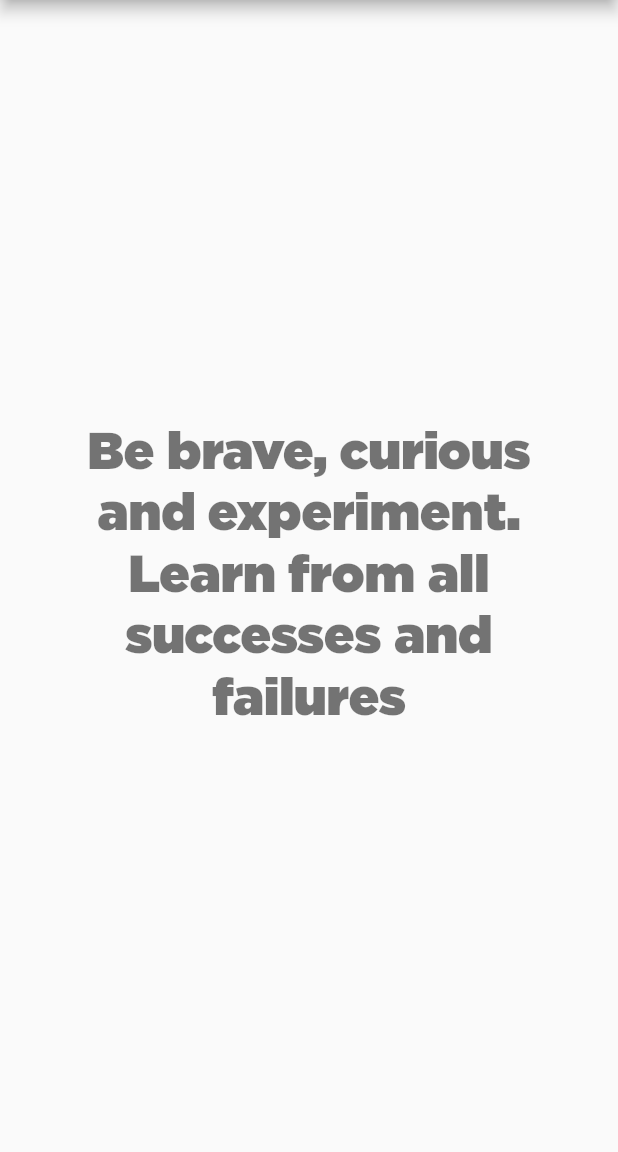
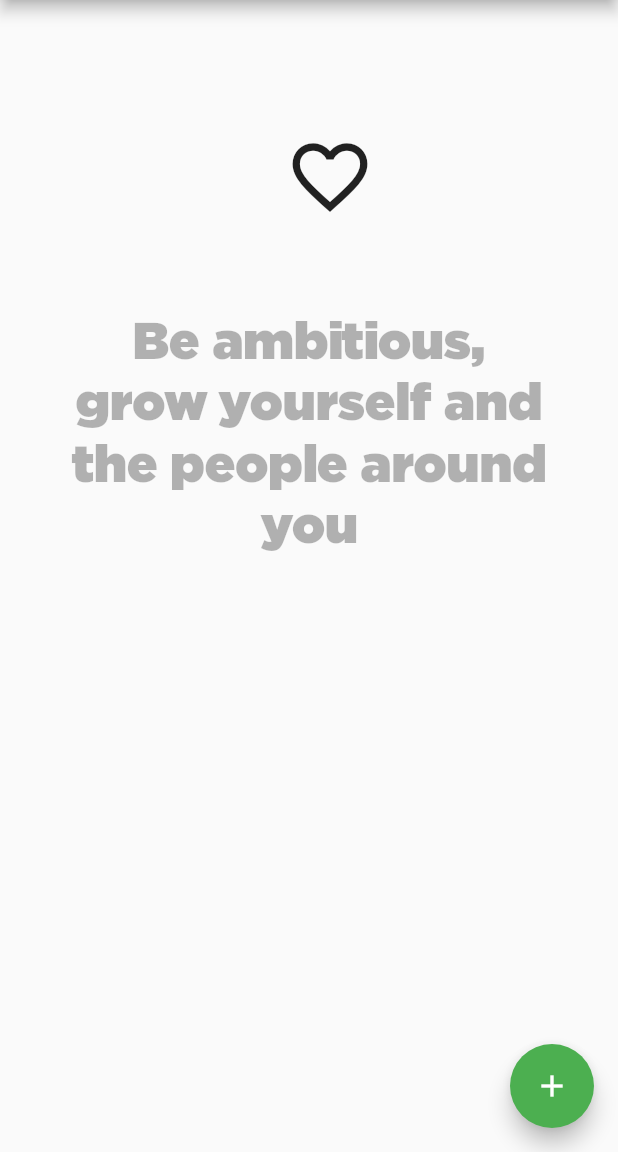
Before and after one commit to erfactor/flutter-quotes-app, a Flutter app: the screen it shows after launch, on a phone screen of 412 x 824 dp, the part 84-1236 px from its top. Run offline on Flutter 3.47's test engine with Material 2 defaults, Android fonts, the phone set to English and light mode, and no system bars; our stand-ins replace flutter_bloc, shared_preferences; generated files the repository leaves out were written again.

Commit message:
Text animation, main layout, saving data in json, Quote class
Signed-off-by: Rafal Chabasinski <r.chabasinski@student.mini.pw.edu.pl>

```diff
--- a/lib/blocs/home_bloc.dart
+++ b/lib/blocs/home_bloc.dart
@@ -9,9 +9,10 @@ abstract class HomeState {}
 class HomeLoadingState extends HomeState {}
 
 class QuoteLoadedState extends HomeState {
-  final String quote;
+  final String oldQuote;
+  final String newQuote;
 
-  QuoteLoadedState(this.quote);
+  QuoteLoadedState(this.oldQuote, this.newQuote);
 }
 
 class LoadHomeEvent extends HomeEvent {}
@@ -22,18 +23,31 @@ class QuoteLoadedEvent extends HomeEvent {
   QuoteLoadedEvent(this.quote);
 }
 
+class NewQuoteEvent extends HomeEvent {
+  final String quote;
+
+  NewQuoteEvent(this.quote);
+}
+
 class HomeBloc extends Bloc<HomeEvent, HomeState> {
-  HomeBloc() : super(HomeLoadingState());
+  QuoteService _quoteService;
+
+  HomeBloc() : super(HomeLoadingState()){
+    _quoteService = QuoteService.get();
+  }
 
   @override
   Stream<HomeState> mapEventToState(HomeEvent event) async* {
     if (event is LoadHomeEvent) {
       yield HomeLoadingState();
-      QuoteService.get().getQuotes().listen((quote) {
+      _quoteService.getQuotes().listen((quote) {
         add(QuoteLoadedEvent(quote));
       });
     } else if (event is QuoteLoadedEvent) {
-      yield QuoteLoadedState(event.quote);
+      var oldQuote = state is QuoteLoadedState ? (state as QuoteLoadedState).newQuote : "";
+      yield QuoteLoadedState(oldQuote, event.quote);
+    } else if (event is NewQuoteEvent) {
+      await _quoteService.addNewQuote(event.quote);
     }
   }
 }
--- /dev/null
+++ b/lib/models/quote.dart
@@ -0,0 +1,16 @@
+import 'package:json_annotation/json_annotation.dart';
+
+part 'quote.g.dart';
+
+//This uses json generator from https://pub.dev/packages/json_serializable
+@JsonSerializable()
+class Quote{
+  final int id;
+  final String content;
+  bool isFavorite;
+
+  Quote(this.id, this.content, {this.isFavorite = false});
+
+  factory Quote.fromJson(Map<String, dynamic> json) => _$QuoteFromJson(json);
+  Map<String, dynamic> toJson() => _$QuoteToJson(this);
+}
--- a/lib/pages/home_page.dart
+++ b/lib/pages/home_page.dart
@@ -1,4 +1,6 @@
 import 'package:flutter/material.dart';
+import 'package:flutter/physics.dart';
+import 'package:flutter/widgets.dart';
 import 'package:flutter_bloc/flutter_bloc.dart';
 import 'package:netguru/blocs/home_bloc.dart';
 import 'package:netguru/exceptions/UnknownStateException.dart';
@@ -10,14 +12,19 @@ class HomePage extends StatefulWidget {
   _HomePageState createState() => _HomePageState();
 }
 
-class _HomePageState extends State<HomePage> with WidgetsBindingObserver {
+class _HomePageState extends State<HomePage>
+    with SingleTickerProviderStateMixin {
   HomeBloc _bloc;
+  AnimationController _controller;
 
   @override
   void initState() {
     super.initState();
     _bloc = HomeBloc();
     _bloc.add(LoadHomeEvent());
+
+    _controller =
+        AnimationController(vsync: this, duration: Duration(milliseconds: 700));
   }
 
   @override
@@ -36,25 +43,90 @@ class _HomePageState extends State<HomePage> with WidgetsBindingObserver {
   }
 
   Widget _buildLayout(QuoteLoadedState state) {
+    _controller.reset();
+    _controller.forward();
+    var textColor = Theme.of(context).textTheme.headline4.color;
+
+    return AnimatedBuilder(
+      animation: _controller,
+      builder: (context, _) {
         return Scaffold(
+          floatingActionButton: FloatingActionButton(
+            onPressed: () {
+              // TODO Add new quote modal with snackbar on save
+              _bloc.add(NewQuoteEvent("super quotation just added"));
+            },
+            child: Icon(Icons.add),
+          ),
           appBar: AppBar(
             title: Text("Netguru Core Values"),
           ),
           body: Center(
             child: Column(
-          mainAxisAlignment: MainAxisAlignment.center,
               children: <Widget>[
-            FractionallySizedBox(widthFactor: 0.8,
-                child: Text(
-                  state.quote,
-                  textAlign: TextAlign.center,
-                  style: Theme.of(context).textTheme.headline4.copyWith(
-                    fontFamily: 'Gotham'
-                  )
+                Container(height: 80,),
+                IconButton(
+                  icon: Icon(
+                    Icons.favorite_border,
+                    size: 60,
+                  ),
+                  onPressed: () {
+                    // TODO add favorite
+                  },
+                ),
+                Container(height: 80,),
+                FractionallySizedBox(
+                    widthFactor: 0.8,
+                    child: Stack(
+                      children: [
+                        _fadingText(context, state.oldQuote, [
+                          0,
+                          _controller.value,
+                          0.5 + _controller.value * 2
+                        ], [
+                          Colors.transparent,
+                          Colors.transparent,
+                          textColor
+                        ]),
+                        _fadingText(context, state.newQuote, [
+                          0,
+                          _controller.value,
+                          _controller.value,
+                          1
+                        ], [
+                          textColor,
+                          textColor,
+                          Colors.transparent,
+                          Colors.transparent
+                        ]),
+                      ],
                     )),
               ],
             ),
           ),
         );
+      },
+    );
+  }
+
+  Widget _fadingText(BuildContext context, String text, List<double> stops,
+      List<Color> colors) {
+    return ShaderMask(
+      blendMode: BlendMode.srcIn,
+      shaderCallback: (Rect rect) {
+        return LinearGradient(
+          stops: stops,
+          colors: colors,
+          begin: Alignment.centerLeft,
+          end: Alignment.centerRight,
+        ).createShader(rect);
+      },
+      child: Text(text,
+          textAlign: TextAlign.center,
+          style: Theme.of(context)
+              .textTheme
+              .headline4
+              .copyWith(fontFamily: 'Gotham')),
+    );
   }
 }
--- a/lib/services/quote_service.dart
+++ b/lib/services/quote_service.dart
@@ -1,33 +1,55 @@
+import 'dart:collection';
+import 'dart:convert';
 import 'dart:math';
+
+import 'package:netguru/models/quote.dart';
+import 'package:shared_preferences/shared_preferences.dart';
 
 class QuoteService {
   static final QuoteService _instance = QuoteService._internal();
-  List<String> quotes;
   Random _random = new Random();
-  final Duration _waitDuration = Duration(seconds: 2);
+  final Duration _waitDuration = Duration(seconds: 3);
+  final String _quoteListKey = "UniqueQuoteListKey";
 
-  QuoteService._internal(){
-    quotes = [
-      "Exceed clients' and colleagues' expectations",
-      "Take ownership and question the status quo in a constructive manner",
-      "Be brave, curious and experiment. Learn from all successes and failures",
-      "Act in a way that makes all of us proud",
-      "Build an inclusive, transparent and socially responsible culture",
-      "Be ambitious, grow yourself and the people around you",
-      "Recognize excellence and engagement",
-    ];
-  }
+  List<Quote> _quotes = [
+  Quote(1, "Exceed clients' and colleagues' expectations"),
+  Quote(2, "Take ownership and question the status quo in a constructive manner"),
+  Quote(3, "Be brave, curious and experiment. Learn from all successes and failures"),
+  Quote(4, "Act in a way that makes all of us proud"),
+  Quote(5, "Build an inclusive, transparent and socially responsible culture"),
+  Quote(6, "Be ambitious, grow yourself and the people around you"),
+  Quote(7, "Recognize excellence and engagement"),
+  ];
+
+  QuoteService._internal();
 
   factory QuoteService.get() {
     return _instance;
   }
 
   Stream<String> getQuotes() async*{
+    var lastUsedQuotes = Queue<int>();
     while(true){
-      var randomQuoteIndex = _random.nextInt(quotes.length);
-      yield quotes[randomQuoteIndex];
+      // List<int> availableNumbers = Enumerable.Range(1, NumOfDifferent).Except(UsedNumbers).ToList();
+      // Dialog result = SmallTalks.Where(d => availableNumbers.Contains(d.file_name.NumberOfSmalltalk())).GetRandomElement();
+      // lastUsedQuotes.removeFirst()
+      // lastUsedQuotes.addLast(value)
+      // UsedNumbers.Enqueue(result.file_name.NumberOfSmalltalk());
+      var randomQuoteIndex = _random.nextInt(_quotes.length);
+      yield _quotes[randomQuoteIndex].content;
       await Future.delayed(_waitDuration);
     }
   }
 
+  Future<void> addNewQuote(String quote) async {
+    var prefs = await SharedPreferences.getInstance();
+
+    var ok = await prefs.setStringList(_quoteListKey, _quotes.map((q) => jsonEncode(q.toJson())).toList());
+
+    var listString = await prefs.getStringList(_quoteListKey);
+
+    var list = listString.map((s) => Quote.fromJson(jsonDecode(s))).toList();
+    print(list.length);
+  }
+
 }
--- a/pubspec.yaml
+++ b/pubspec.yaml
@@ -24,6 +24,8 @@ dependencies:
   flutter:
     sdk: flutter
   flutter_bloc:
+  json_annotation:
+  shared_preferences:
 
   # The following adds the Cupertino Icons font to your application.
   # Use with the CupertinoIcons class for iOS style icons.
@@ -32,6 +34,8 @@ dependencies:
 dev_dependencies:
   flutter_test:
     sdk: flutter
+  build_runner:
+  json_serializable:
 
 # For information on the generic Dart part of this file, see the
 # following page: https://dart.dev/tools/pub/pubspec
```
Also changed, not shown: lib/models/quote.g.dart (added), pubspec.lock. Lines whose indentation alone changed are shown as unchanged.
